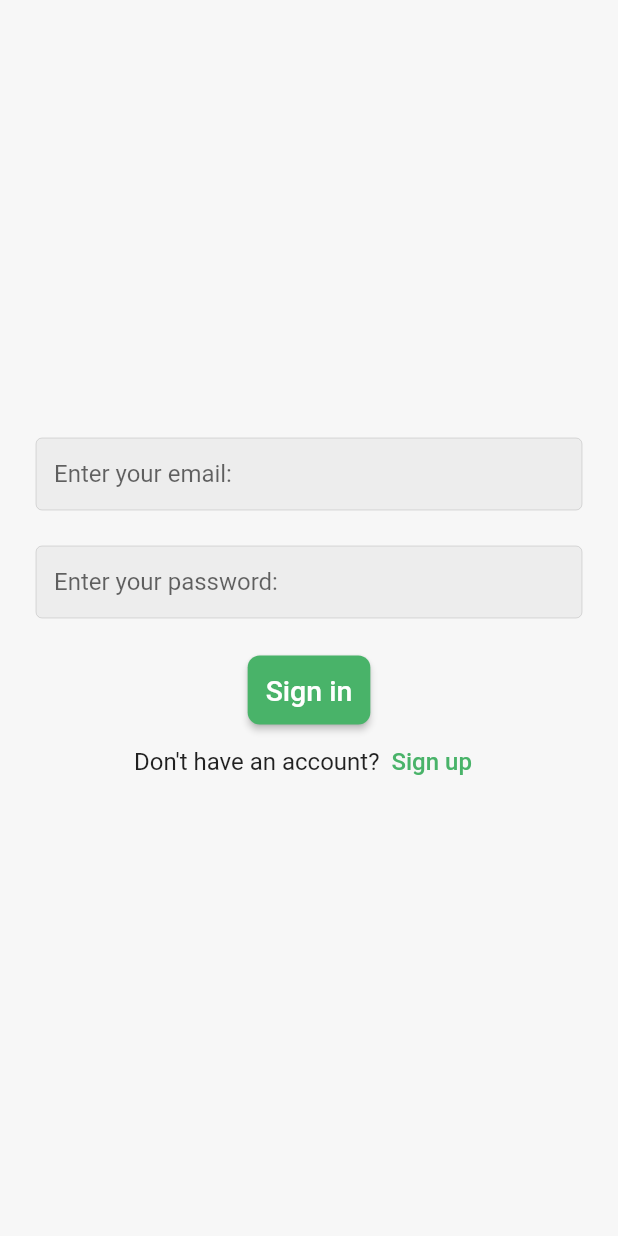
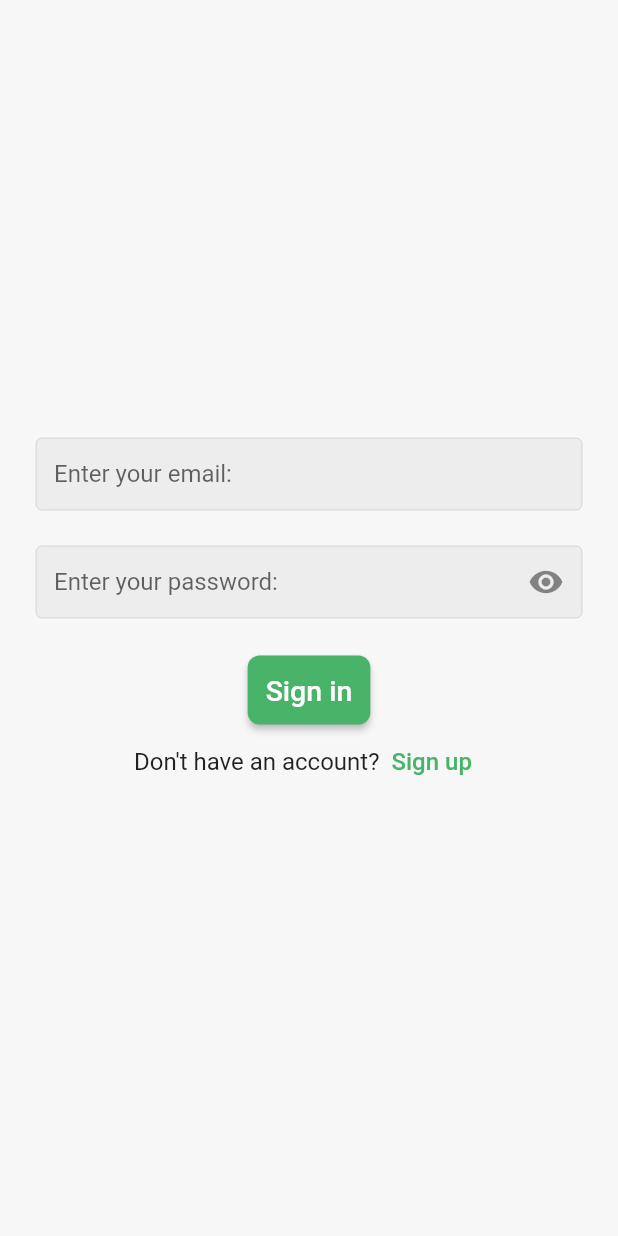
Before and after one commit to MohammedGhazaly/e-commerce_flower, a Flutter app: the screen it shows after launch, on a phone screen of 412 x 824 dp. Run offline on Flutter 3.47's test engine with Material 2 defaults, Android fonts, the phone set to English and light mode, and no system bars; our stand-ins replace firebase_auth, firebase_core, loading_animation_widget; accounts and stored records are empty.

Commit message:
added  suffix icon to toggle password visibility

```diff
--- a/lib/pages/login_page.dart
+++ b/lib/pages/login_page.dart
@@ -2,6 +2,7 @@ import 'package:e_commerce_flower/constants.dart';
 import 'package:e_commerce_flower/pages/home_page.dart';
 import 'package:e_commerce_flower/pages/register_page.dart';
 import 'package:e_commerce_flower/providers/progress_indicator_provider.dart';
+import 'package:e_commerce_flower/providers/toggle_password_provider.dart';
 import 'package:e_commerce_flower/widgets/custom_button.dart';
 import 'package:e_commerce_flower/widgets/custom_snack_bar.dart';
 import 'package:e_commerce_flower/widgets/custom_text_button.dart';
@@ -88,12 +89,29 @@ class _LoginPageState extends State<LoginPage> {
                   const SizedBox(
                     height: 24,
                   ),
-                  CustomTextField(
-                    textEditingController: passwordController,
-                    hintText: "Enter your password: ",
-                    isObscured: true,
-                    keyBoardType: TextInputType.text,
-                  ),
+                  Consumer<TogglePasswordProvider>(
+                      builder: (context, classInstance, child) {
+                    return CustomTextField(
+                      textEditingController: passwordController,
+                      hintText: "Enter your password: ",
+                      isObscured: classInstance.isObscured,
+                      keyBoardType: TextInputType.text,
+                      suffixIcon: classInstance.isObscured == true
+                          ? IconButton(
+                              onPressed: () {
+                                classInstance.togglePassword(
+                                    isObscuredValue: false);
+                              },
+                              icon: const Icon(Icons.visibility))
+                          : IconButton(
+                              onPressed: () {
+                                classInstance.togglePassword(
+                                    isObscuredValue: true);
+                              },
+                              icon: const Icon(Icons.visibility_off)),
+                    );
+                  }),
+
                   const SizedBox(
                     height: 24,
                   ),
```
